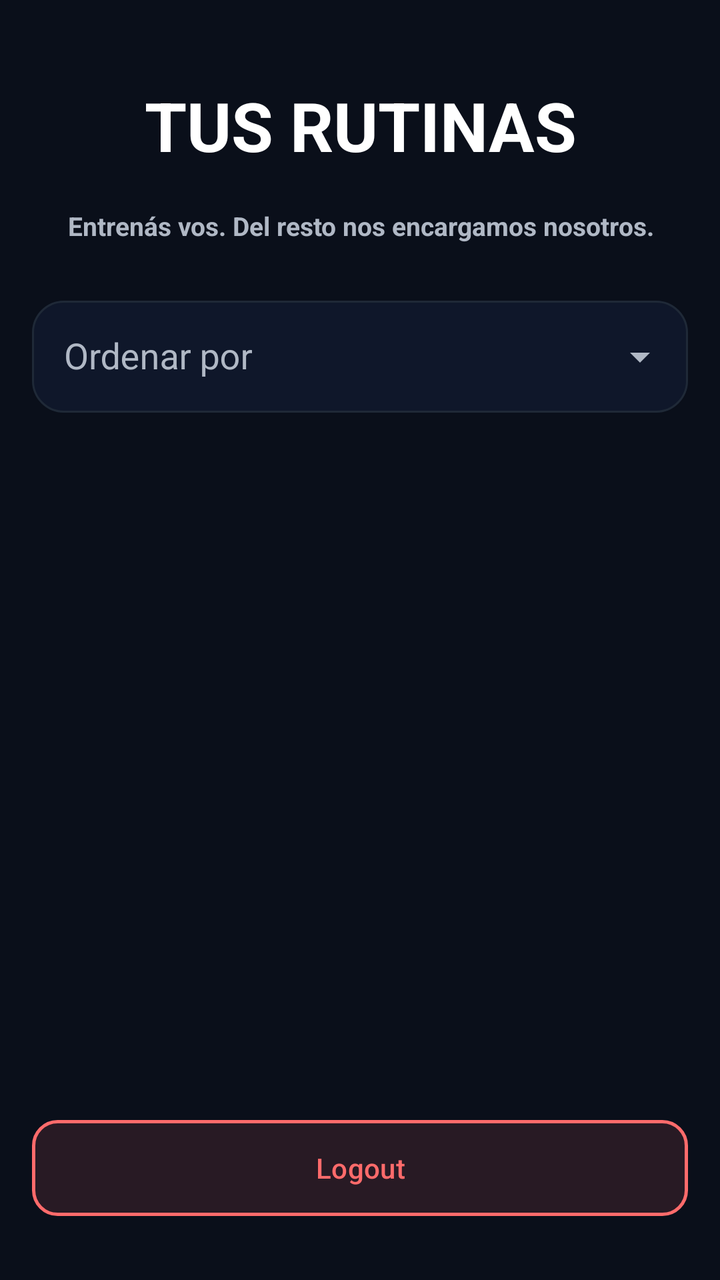
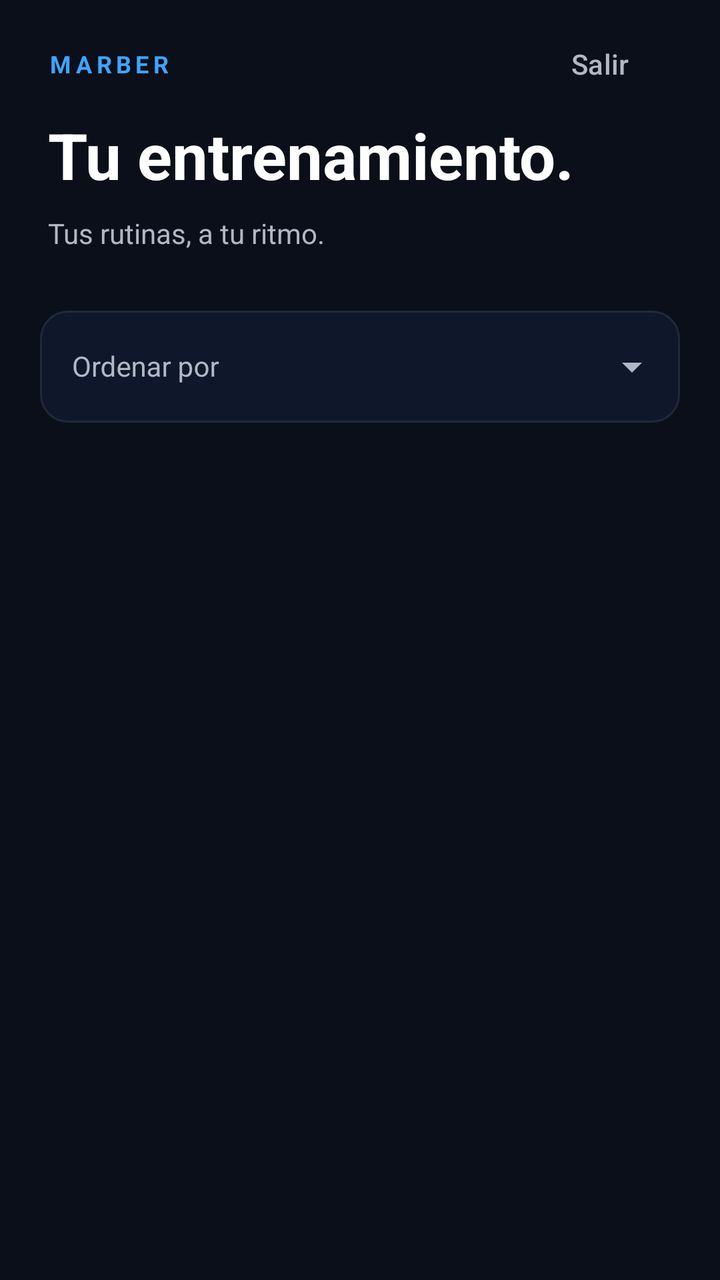

An Android layout rendered at two revisions. The XML below is the earlier revision; the diff shows what the commit changed to produce the second picture.
<!-- AndroidManifest.xml: application theme Theme.Marber -->
<!-- res/layout/activity_home.xml -->
<?xml version="1.0" encoding="utf-8"?>
<androidx.constraintlayout.widget.ConstraintLayout xmlns:android="http://schemas.android.com/apk/res/android"
    xmlns:app="http://schemas.android.com/apk/res-auto"
    xmlns:tools="http://schemas.android.com/tools"
    android:background="@color/marber_background"
    android:layout_width="match_parent"
    android:layout_height="match_parent">

    <androidx.constraintlayout.widget.ConstraintLayout
        android:id="@+id/constraintLayout"
        android:layout_width="0dp"
        android:layout_height="wrap_content"
        android:layout_marginStart="@dimen/space_small"
        android:layout_marginTop="@dimen/space_large"
        android:layout_marginEnd="@dimen/space_small"
        app:layout_constraintEnd_toEndOf="parent"
        app:layout_constraintStart_toStartOf="parent"
        app:layout_constraintTop_toTopOf="parent">

        <TextView
            android:id="@+id/titulo_home"
            android:layout_width="278dp"
            android:layout_height="41dp"
            android:layout_marginTop="@dimen/space_medium"
            android:gravity="center"
            android:text="@string/txt_h1_home"
            android:textColor="@color/marber_text_high"
            android:textSize="@dimen/brand_title_size"
            android:textStyle="bold"
            app:layout_constraintEnd_toEndOf="parent"
            app:layout_constraintStart_toStartOf="parent"
            app:layout_constraintTop_toTopOf="parent" />

        <TextView
            android:id="@+id/h2_home"
            android:layout_width="350dp"
            android:layout_height="48dp"
            android:layout_marginTop="@dimen/space_small"
            android:gravity="center"
            android:text="@string/brand_tagline"
            android:textColor="@color/marber_text_medium"
            android:textSize="@dimen/secondary_text_size"
            android:textStyle="bold"
            app:layout_constraintEnd_toEndOf="parent"
            app:layout_constraintStart_toStartOf="parent"
            app:layout_constraintTop_toBottomOf="@id/titulo_home" />

        <com.google.android.material.textfield.TextInputLayout
            android:id="@+id/input_filtros"
            style="@style/Widget.Marber.TextInputLayout"
            android:layout_width="0dp"
            android:layout_height="wrap_content"
            android:layout_marginStart="@dimen/space_small"
            android:layout_marginTop="@dimen/space_small"
            android:layout_marginEnd="@dimen/space_small"
            android:layout_marginBottom="@dimen/space_medium"
            android:hint="@string/ordenar_rutinas"
            app:boxCornerRadiusBottomEnd="@dimen/space_medium"
            app:boxCornerRadiusBottomStart="@dimen/space_medium"
            app:boxCornerRadiusTopEnd="@dimen/space_medium"
            app:boxCornerRadiusTopStart="@dimen/space_medium"
            app:endIconMode="dropdown_menu"
            app:layout_constraintBottom_toBottomOf="parent"
            app:layout_constraintEnd_toEndOf="parent"
            app:layout_constraintStart_toStartOf="parent"
            app:layout_constraintTop_toBottomOf="@id/h2_home"
            app:layout_constraintVertical_bias="0.0">

            <com.google.android.material.textfield.MaterialAutoCompleteTextView
                android:id="@+id/menu_drop_filtros"
                android:layout_width="match_parent"
                android:layout_height="wrap_content"
                android:dropDownHeight="wrap_content"
                android:inputType="none"
                android:minHeight="56dp"
                android:paddingStart="16dp"
                android:paddingEnd="48dp"
                android:saveEnabled="false"
                android:singleLine="true"
                android:textColor="@color/marber_text_high"
                app:dropDownBackgroundTint="@color/marber_surface" />
        </com.google.android.material.textfield.TextInputLayout>

    </androidx.constraintlayout.widget.ConstraintLayout>

    <androidx.recyclerview.widget.RecyclerView
        android:id="@+id/rv_rutinas"
        android:layout_width="0dp"
        android:layout_height="0dp"
        app:layout_constraintTop_toBottomOf="@id/constraintLayout"
        app:layout_constraintBottom_toTopOf="@id/btn_logout"
        app:layout_constraintStart_toStartOf="parent"
        app:layout_constraintEnd_toEndOf="parent"/>

    <com.google.android.material.button.MaterialButton
        android:id="@+id/btn_logout"
        android:layout_width="match_parent"
        android:layout_height="wrap_content"
        android:layout_marginStart="@dimen/space_medium"
        android:layout_marginEnd="@dimen/space_medium"
        android:layout_marginBottom="@dimen/space_extra_large"
        android:background="@drawable/btn_glass_error"
        android:elevation="12dp"
        android:text="@string/txt_btn_logout"
        android:textColor="@color/marber_error"
        app:backgroundTint="@null"
        app:layout_constraintBottom_toBottomOf="parent"
        app:layout_constraintEnd_toEndOf="parent"
        app:layout_constraintStart_toStartOf="parent" />


</androidx.constraintlayout.widget.ConstraintLayout>
<!-- resources referenced by this layout -->
<resources>
  <color name="marber_background">#0A0F1A</color>
  <color name="marber_error">#FF6B6B</color>
  <color name="marber_surface">#0F172A</color>
  <color name="marber_text_high">#FFFFFF</color>
  <color name="marber_text_medium">#B0B8C5</color>
  <dimen name="brand_title_size">34sp</dimen>
  <dimen name="secondary_text_size">13sp</dimen>
  <dimen name="space_extra_large">32dp</dimen>
  <dimen name="space_large">24dp</dimen>
  <dimen name="space_medium">16dp</dimen>
  <dimen name="space_small">8dp</dimen>
  <!-- drawable btn_glass_error (drawable) -->
  <?xml version="1.0" encoding="utf-8"?>
  <shape xmlns:android="http://schemas.android.com/apk/res/android">
  
      <solid android:color="#1FFF6B6B"/>
  
      <stroke
          android:width="1.5dp"
          android:color="@color/marber_error"/>
  
      <corners android:radius="12dp"/>
  
  </shape>
  <string name="brand_tagline">Entrenás vos. Del resto nos encargamos nosotros.</string>
  <string name="ordenar_rutinas">Ordenar por</string>
  <string name="txt_btn_logout">"Logout"</string>
  <string name="txt_h1_home">TUS RUTINAS</string>
  <style name="Widget.Marber.TextInputLayout" parent="Widget.Material3.TextInputLayout.OutlinedBox">
          <item name="boxBackgroundColor">@color/marber_surface</item>
          <item name="boxStrokeWidth">@dimen/stroke_width</item>
          <item name="boxStrokeWidthFocused">@dimen/stroke_width_focused</item>
          <item name="boxStrokeErrorColor">@color/marber_error</item>
          <item name="boxCornerRadiusTopStart">@dimen/control_corner_radius</item>
          <item name="boxCornerRadiusTopEnd">@dimen/control_corner_radius</item>
          <item name="boxCornerRadiusBottomStart">@dimen/control_corner_radius</item>
          <item name="boxCornerRadiusBottomEnd">@dimen/control_corner_radius</item>
          <item name="android:textColorHint">@color/marber_text_medium</item>
          <item name="hintTextColor">@color/marber_primary</item>
          <item name="errorTextColor">@color/marber_error</item>
          <item name="endIconTint">@color/marber_text_medium</item>
      </style>
  <style name="Theme.Marber" parent="Base.Theme.Marber" />
  <dimen name="stroke_width">1dp</dimen>
  <dimen name="stroke_width_focused">2dp</dimen>
  <dimen name="control_corner_radius">14dp</dimen>
  <color name="marber_primary">#1E6BFF</color>
  <style name="Base.Theme.Marber" parent="Platform.Theme.Marber">
          <item name="colorPrimary">@color/marber_primary</item>
          <item name="colorOnPrimary">@color/marber_primary_light</item>
          <item name="colorSurface">@color/marber_surface</item>
          <item name="colorOnSurface">@color/marber_text_high</item>
          <item name="colorOnSurfaceVariant">@color/marber_text_medium</item>
          <item name="colorOutline">@color/marber_surface_alt</item>
          <item name="colorOnBackground">@color/marber_text_high</item>
          <item name="android:colorBackground">@color/marber_background</item>
          <item name="android:windowBackground">@color/marber_background</item>
          <item name="colorError">@color/marber_error</item>
          <item name="colorOnError">@color/marber_error</item>
          <item name="android:textColorPrimary">@color/marber_text_high</item>
          <item name="android:textColorSecondary">@color/marber_text_medium</item>
          <item name="android:statusBarColor">@color/marber_background</item>
          <item name="android:navigationBarColor">@color/marber_background</item>
          <item name="android:windowLightStatusBar">false</item>
      </style>
  <style name="Platform.Theme.Marber" parent="Theme.Material3.DayNight.NoActionBar" />
  <color name="marber_primary_light">#3DA5FF</color>
  <color name="marber_surface_alt">#1F2937</color>
</resources>

<!-- the commit's change to res/layout/activity_home.xml (unified diff, before → after) -->
@@ -1,112 +1,36 @@
 <?xml version="1.0" encoding="utf-8"?>
-<androidx.constraintlayout.widget.ConstraintLayout xmlns:android="http://schemas.android.com/apk/res/android"
-    xmlns:app="http://schemas.android.com/apk/res-auto"
-    xmlns:tools="http://schemas.android.com/tools"
-    android:background="@color/marber_background"
-    android:layout_width="match_parent"
-    android:layout_height="match_parent">
-
-    <androidx.constraintlayout.widget.ConstraintLayout
-        android:id="@+id/constraintLayout"
-        android:layout_width="0dp"
-        android:layout_height="wrap_content"
-        android:layout_marginStart="@dimen/space_small"
-        android:layout_marginTop="@dimen/space_large"
-        android:layout_marginEnd="@dimen/space_small"
-        app:layout_constraintEnd_toEndOf="parent"
-        app:layout_constraintStart_toStartOf="parent"
-        app:layout_constraintTop_toTopOf="parent">
-
-        <TextView
-            android:id="@+id/titulo_home"
-            android:layout_width="278dp"
-            android:layout_height="41dp"
-            android:layout_marginTop="@dimen/space_medium"
-            android:gravity="center"
-            android:text="@string/txt_h1_home"
-            android:textColor="@color/marber_text_high"
-            android:textSize="@dimen/brand_title_size"
-            android:textStyle="bold"
-            app:layout_constraintEnd_toEndOf="parent"
-            app:layout_constraintStart_toStartOf="parent"
-            app:layout_constraintTop_toTopOf="parent" />
-
-        <TextView
-            android:id="@+id/h2_home"
-            android:layout_width="350dp"
-            android:layout_height="48dp"
-            android:layout_marginTop="@dimen/space_small"
-            android:gravity="center"
-            android:text="@string/brand_tagline"
-            android:textColor="@color/marber_text_medium"
-            android:textSize="@dimen/secondary_text_size"
-            android:textStyle="bold"
-            app:layout_constraintEnd_toEndOf="parent"
-            app:layout_constraintStart_toStartOf="parent"
-            app:layout_constraintTop_toBottomOf="@id/titulo_home" />
-
-        <com.google.android.material.textfield.TextInputLayout
-            android:id="@+id/input_filtros"
-            style="@style/Widget.Marber.TextInputLayout"
-            android:layout_width="0dp"
-            android:layout_height="wrap_content"
-            android:layout_marginStart="@dimen/space_small"
-            android:layout_marginTop="@dimen/space_small"
-            android:layout_marginEnd="@dimen/space_small"
-            android:layout_marginBottom="@dimen/space_medium"
-            android:hint="@string/ordenar_rutinas"
-            app:boxCornerRadiusBottomEnd="@dimen/space_medium"
-            app:boxCornerRadiusBottomStart="@dimen/space_medium"
-            app:boxCornerRadiusTopEnd="@dimen/space_medium"
-            app:boxCornerRadiusTopStart="@dimen/space_medium"
-            app:endIconMode="dropdown_menu"
-            app:layout_constraintBottom_toBottomOf="parent"
-            app:layout_constraintEnd_toEndOf="parent"
-            app:layout_constraintStart_toStartOf="parent"
-            app:layout_constraintTop_toBottomOf="@id/h2_home"
-            app:layout_constraintVertical_bias="0.0">
-
-            <com.google.android.material.textfield.MaterialAutoCompleteTextView
-                android:id="@+id/menu_drop_filtros"
-                android:layout_width="match_parent"
-                android:layout_height="wrap_content"
-                android:dropDownHeight="wrap_content"
-                android:inputType="none"
-                android:minHeight="56dp"
-                android:paddingStart="16dp"
-                android:paddingEnd="48dp"
-                android:saveEnabled="false"
-                android:singleLine="true"
-                android:textColor="@color/marber_text_high"
-                app:dropDownBackgroundTint="@color/marber_surface" />
-        </com.google.android.material.textfield.TextInputLayout>
-
-    </androidx.constraintlayout.widget.ConstraintLayout>
-
-    <androidx.recyclerview.widget.RecyclerView
-        android:id="@+id/rv_rutinas"
-        android:layout_width="0dp"
-        android:layout_height="0dp"
-        app:layout_constraintTop_toBottomOf="@id/constraintLayout"
-        app:layout_constraintBottom_toTopOf="@id/btn_logout"
-        app:layout_constraintStart_toStartOf="parent"
-        app:layout_constraintEnd_toEndOf="parent"/>
-
-    <com.google.android.material.button.MaterialButton
-        android:id="@+id/btn_logout"
-        android:layout_width="match_parent"
-        android:layout_height="wrap_content"
-        android:layout_marginStart="@dimen/space_medium"
-        android:layout_marginEnd="@dimen/space_medium"
-        android:layout_marginBottom="@dimen/space_extra_large"
-        android:background="@drawable/btn_glass_error"
-        android:elevation="12dp"
-        android:text="@string/txt_btn_logout"
-        android:textColor="@color/marber_error"
-        app:backgroundTint="@null"
-        app:layout_constraintBottom_toBottomOf="parent"
-        app:layout_constraintEnd_toEndOf="parent"
-        app:layout_constraintStart_toStartOf="parent" />
-
-
-</androidx.constraintlayout.widget.ConstraintLayout>
+<LinearLayout xmlns:android="http://schemas.android.com/apk/res/android" xmlns:app="http://schemas.android.com/apk/res-auto"
+    android:id="@+id/home_root" android:layout_width="match_parent" android:layout_height="match_parent"
+    android:orientation="vertical" android:background="@color/marber_background">
+    <LinearLayout android:layout_width="match_parent" android:layout_height="wrap_content" android:orientation="horizontal"
+        android:gravity="center_vertical" android:paddingStart="24dp" android:paddingEnd="16dp" android:paddingTop="8dp">
+        <TextView android:layout_width="0dp" android:layout_weight="1" android:layout_height="wrap_content"
+            android:text="@string/brand_title" android:letterSpacing="0.18" android:textStyle="bold"
+            android:textSize="12sp" android:textColor="@color/marber_primary_light" />
+        <com.google.android.material.button.MaterialButton android:id="@+id/btn_logout"
+            style="@style/Widget.Marber.Button.Danger" android:layout_width="wrap_content"
+            android:layout_height="wrap_content" android:text="@string/salir_corto" />
+    </LinearLayout>
+    <TextView android:id="@+id/titulo_home" android:layout_width="match_parent" android:layout_height="wrap_content"
+        android:layout_marginStart="24dp" android:layout_marginEnd="24dp" android:text="@string/titulo_entrenamiento"
+        android:textSize="32sp" android:textStyle="bold" android:textColor="@color/marber_text_high" />
+    <TextView android:id="@+id/h2_home" android:layout_width="match_parent" android:layout_height="wrap_content"
+        android:layout_marginStart="24dp" android:layout_marginEnd="24dp" android:layout_marginTop="8dp"
+        android:text="@string/subtitulo_entrenamiento" android:textSize="14sp" android:textColor="@color/marber_text_medium" />
+    <com.google.android.material.textfield.TextInputLayout android:id="@+id/input_filtros"
+        style="@style/Widget.Marber.TextInputLayout" android:layout_width="match_parent" android:layout_height="wrap_content"
+        android:layout_marginStart="20dp" android:layout_marginEnd="20dp" android:layout_marginTop="24dp"
+        android:layout_marginBottom="20dp" android:hint="@string/ordenar_rutinas" app:endIconMode="dropdown_menu">
+        <com.google.android.material.textfield.MaterialAutoCompleteTextView android:id="@+id/menu_drop_filtros"
+            android:layout_width="match_parent" android:layout_height="wrap_content" android:minHeight="56dp"
+            android:inputType="none" android:paddingStart="16dp" android:paddingEnd="48dp" android:saveEnabled="false"
+            android:singleLine="true" android:textSize="14sp" android:textColor="@color/marber_text_high"
+            app:dropDownBackgroundTint="@color/marber_surface" />
+    </com.google.android.material.textfield.TextInputLayout>
+    <TextView android:id="@+id/home_vacio" android:layout_width="match_parent" android:layout_height="wrap_content"
+        android:text="@string/home_sin_rutinas" android:textColor="@color/marber_text_medium" android:gravity="center"
+        android:padding="24dp" android:visibility="gone" />
+    <androidx.recyclerview.widget.RecyclerView android:id="@+id/rv_rutinas"
+        android:layout_width="match_parent" android:layout_height="0dp" android:layout_weight="1"
+        android:clipToPadding="false" android:paddingBottom="8dp" />
+</LinearLayout>
<!-- resource entries referenced after the edit -->
@@ -5,29 +5,16 @@
   <color name="marber_surface">#0F172A</color>
   <color name="marber_text_high">#FFFFFF</color>
   <color name="marber_text_medium">#B0B8C5</color>
-  <dimen name="brand_title_size">34sp</dimen>
-  <dimen name="secondary_text_size">13sp</dimen>
-  <dimen name="space_extra_large">32dp</dimen>
-  <dimen name="space_large">24dp</dimen>
-  <dimen name="space_medium">16dp</dimen>
-  <dimen name="space_small">8dp</dimen>
-  <!-- drawable btn_glass_error (drawable) -->
-  <?xml version="1.0" encoding="utf-8"?>
-  <shape xmlns:android="http://schemas.android.com/apk/res/android">
-  
-      <solid android:color="#1FFF6B6B"/>
-  
-      <stroke
-          android:width="1.5dp"
-          android:color="@color/marber_error"/>
-  
-      <corners android:radius="12dp"/>
-  
-  </shape>
-  <string name="brand_tagline">Entrenás vos. Del resto nos encargamos nosotros.</string>
+  <string name="brand_title">MARBER</string>
+  <string name="home_sin_rutinas">No tenés rutinas disponibles.</string>
   <string name="ordenar_rutinas">Ordenar por</string>
-  <string name="txt_btn_logout">"Logout"</string>
-  <string name="txt_h1_home">TUS RUTINAS</string>
+  <string name="salir_corto">Salir</string>
+  <string name="subtitulo_entrenamiento">Tus rutinas, a tu ritmo.</string>
+  <string name="titulo_entrenamiento">Tu entrenamiento.</string>
+  <style name="Widget.Marber.Button.Danger" parent="Widget.Marber.Button.Quiet">
+          <item name="android:textColor">@color/marber_text_medium</item>
+          <item name="iconTint">@color/marber_text_medium</item>
+      </style>
   <style name="Widget.Marber.TextInputLayout" parent="Widget.Material3.TextInputLayout.OutlinedBox">
           <item name="boxBackgroundColor">@color/marber_surface</item>
           <item name="boxStrokeWidth">@dimen/stroke_width</item>
@@ -43,13 +30,21 @@
           <item name="endIconTint">@color/marber_text_medium</item>
       </style>
   <style name="Theme.Marber" parent="Base.Theme.Marber" />
+  <style name="Widget.Marber.Button.Quiet" parent="Widget.Material3.Button.TextButton">
+          <item name="android:textColor">@color/marber_primary_light</item>
+          <item name="iconTint">@color/marber_primary_light</item>
+          <item name="android:minHeight">48dp</item>
+          <item name="android:textAllCaps">false</item>
+          <item name="cornerRadius">12dp</item>
+          <item name="rippleColor">#203DA5FF</item>
+      </style>
   <dimen name="stroke_width">1dp</dimen>
   <dimen name="stroke_width_focused">2dp</dimen>
   <dimen name="control_corner_radius">14dp</dimen>
   <color name="marber_primary">#1E6BFF</color>
   <style name="Base.Theme.Marber" parent="Platform.Theme.Marber">
           <item name="colorPrimary">@color/marber_primary</item>
-          <item name="colorOnPrimary">@color/marber_primary_light</item>
+          <item name="colorOnPrimary">@color/marber_text_high</item>
           <item name="colorSurface">@color/marber_surface</item>
           <item name="colorOnSurface">@color/marber_text_high</item>
           <item name="colorOnSurfaceVariant">@color/marber_text_medium</item>
@@ -58,7 +53,7 @@
           <item name="android:colorBackground">@color/marber_background</item>
           <item name="android:windowBackground">@color/marber_background</item>
           <item name="colorError">@color/marber_error</item>
-          <item name="colorOnError">@color/marber_error</item>
+          <item name="colorOnError">@color/marber_background</item>
           <item name="android:textColorPrimary">@color/marber_text_high</item>
           <item name="android:textColorSecondary">@color/marber_text_medium</item>
           <item name="android:statusBarColor">@color/marber_background</item>
